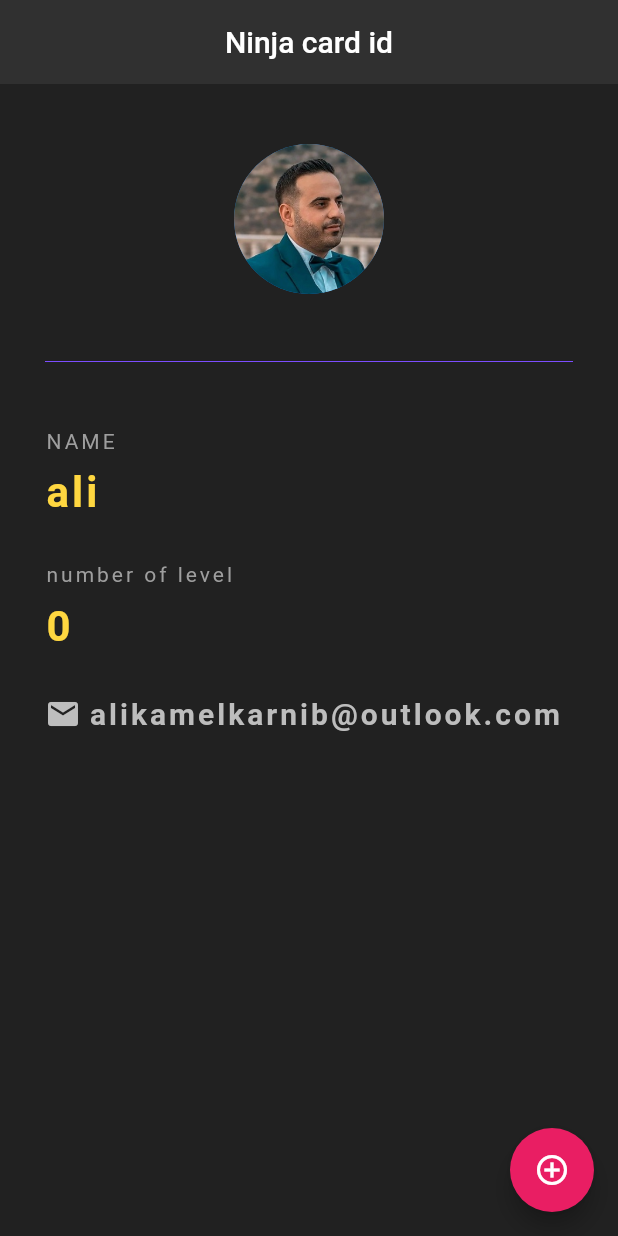
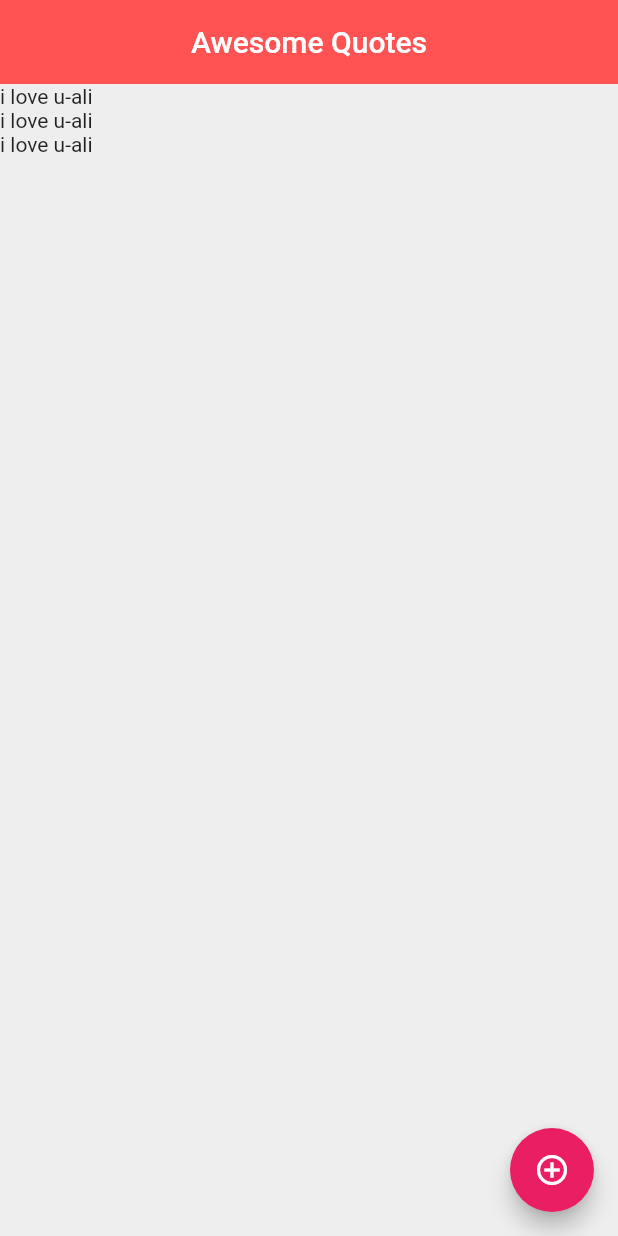
Before and after one commit to alikamelkarnib/Flutter_course_beginner_part2, a Flutter app: the screen it shows after launch, on a phone screen of 412 x 824 dp. Run offline on Flutter 3.47's test engine with Material 2 defaults, Android fonts, the phone set to English and light mode, and no system bars.

Commit message:
Flutter-lesson17custom classes

```diff
--- a/lib/main.dart
+++ b/lib/main.dart
@@ -1,8 +1,8 @@
 import 'package:flutter/material.dart';
-
+import  'quote.dart';
 void main() {
   runApp(MaterialApp(
-    home:Ninjacard()
+    home:QuoteList()
 
 
 
@@ -11,92 +11,43 @@ void main() {
   ));
 }
 
- class Ninjacard extends StatefulWidget{
+ class QuoteList extends StatefulWidget{
   @override
-  State<Ninjacard> createState() => _NinjacardState();
+  State<QuoteList> createState() => _QuoteListState();
 }
 
-class _NinjacardState extends State<Ninjacard> {
-  int ninja =0;
+class _QuoteListState extends State<QuoteList> {
+  List<Quote> quotes =[Quote('ali', 'i love u'),
+    Quote( 'ali','i love u'),
+    Quote('ali','i love u')];
+
    @override
    Widget build(BuildContext context) {
      return Scaffold(
-       backgroundColor: Colors.grey[900],
+       backgroundColor: Colors.grey[200],
        appBar: AppBar(
-         title: Text('Ninja card id'),
+         title: Text('Awesome Quotes'),
          centerTitle: true,
-         backgroundColor: Colors.grey[850],
+         backgroundColor: Colors.redAccent,
          elevation: 0,
        ),
        floatingActionButton: FloatingActionButton(
          onPressed: (){
            setState(() {
-             ninja++;
+
            });
 
            },
          child:Icon(Icons.add_circle_outline),backgroundColor: Colors.pink,
        ),
-       body: Padding(
-         padding: EdgeInsets.fromLTRB(30 , 40, 30, 0),
-         child: Column(
-           crossAxisAlignment: CrossAxisAlignment.start,
-           children:<Widget>[
-             Center(
-               child: CircleAvatar(
-                 backgroundImage: AssetImage('assets/4.jpg'),
-                 radius: 50,
-               ),
-             ),
-             Divider(
-               height: 90,
-               color: Colors.deepPurpleAccent,
-             ),
-             Text('NAME',style: TextStyle(
-               color: Colors.grey,
-               letterSpacing: 2,
+       body:Column(
 
-             ),),
-             SizedBox(height: 10),
-             Text('ali',style: TextStyle(
-               color: Colors.amberAccent[200],
-               letterSpacing: 2,
-               fontSize: 28,
-               fontWeight: FontWeight.bold,
-
-             ),),
-             SizedBox(height: 30),
-             Text('number of level',style: TextStyle(
-               color: Colors.grey,
-               letterSpacing: 2,
-
-             ),),
-             SizedBox(height: 10),
-             Text('$ninja',style: TextStyle(
-               color: Colors.amberAccent[200],
-               letterSpacing: 2,
-               fontSize: 28,
-               fontWeight: FontWeight.bold,
-
-             ),),
-             SizedBox(height: 30),
-Row(
-  children: <Widget>[
-    Icon(
-      Icons.email,color: Colors.grey[400],
-    ),      SizedBox(width: 5),
-    Text('alikamelkarnib@outlook.com',
-    style: TextStyle(
-      color: Colors.grey[400],
-      fontWeight: FontWeight.bold,
-      fontSize: 20,
-      letterSpacing: 2,
-    ))
-  ],
-)
-           ],
-         ),
-       ),
+         children: quotes.map((quote) {
+           Padding:
+           return Text('${quote.authors}-${quote.text} ');
+     }
+         ).toList(),
+       )
      );
    }
 }
--- /dev/null
+++ b/lib/quote.dart
@@ -0,0 +1,10 @@
+class Quote {
+
+  String text='';
+  String authors='';
+   Quote(String text,String authors){
+
+      this.text = text;
+      this.authors = authors;
+   }
+}
```
